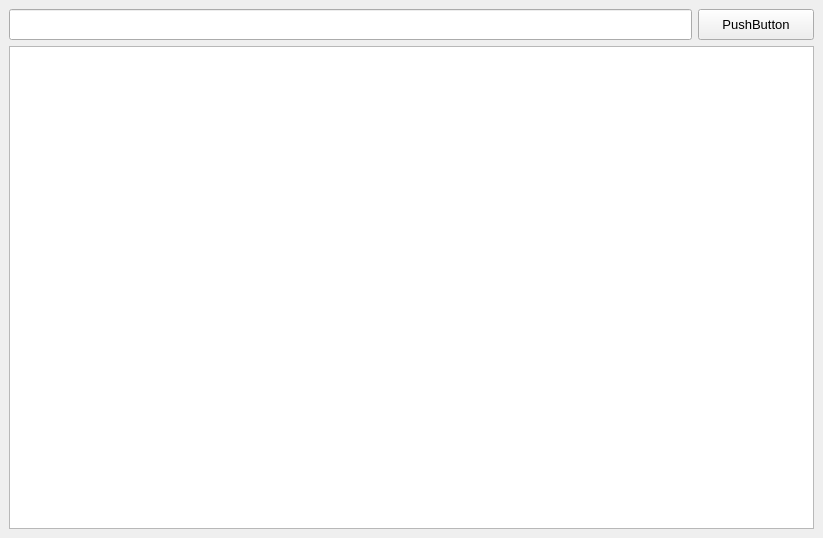
Before: the Qt Designer form ui/main_window.ui in petko-todorov/activity-log, drawn with Qt 5.
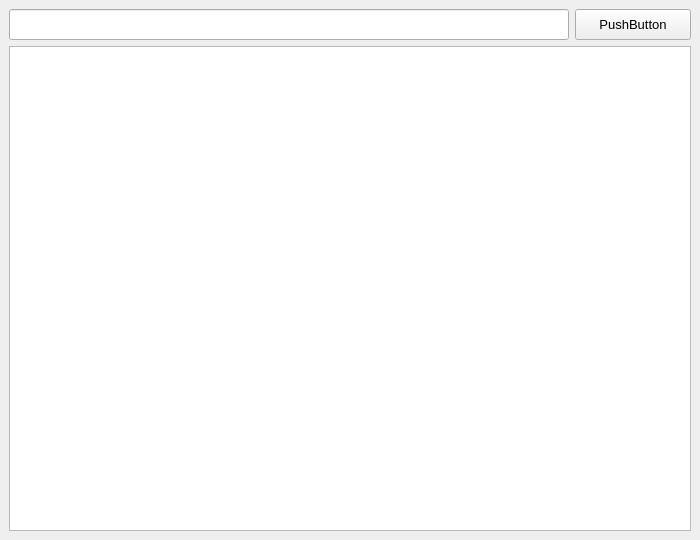
After: the same form once the commit is applied.

Commit message: Add completer to line edit and sort activity list.

The edit to the form file:
```diff
--- a/ui/main_window.ui
+++ b/ui/main_window.ui
@@ -6,8 +6,8 @@
    <rect>
     <x>0</x>
     <y>0</y>
-    <width>823</width>
-    <height>538</height>
+    <width>700</width>
+    <height>540</height>
    </rect>
   </property>
   <property name="windowTitle">
```
The commit also changes 1 other file.
